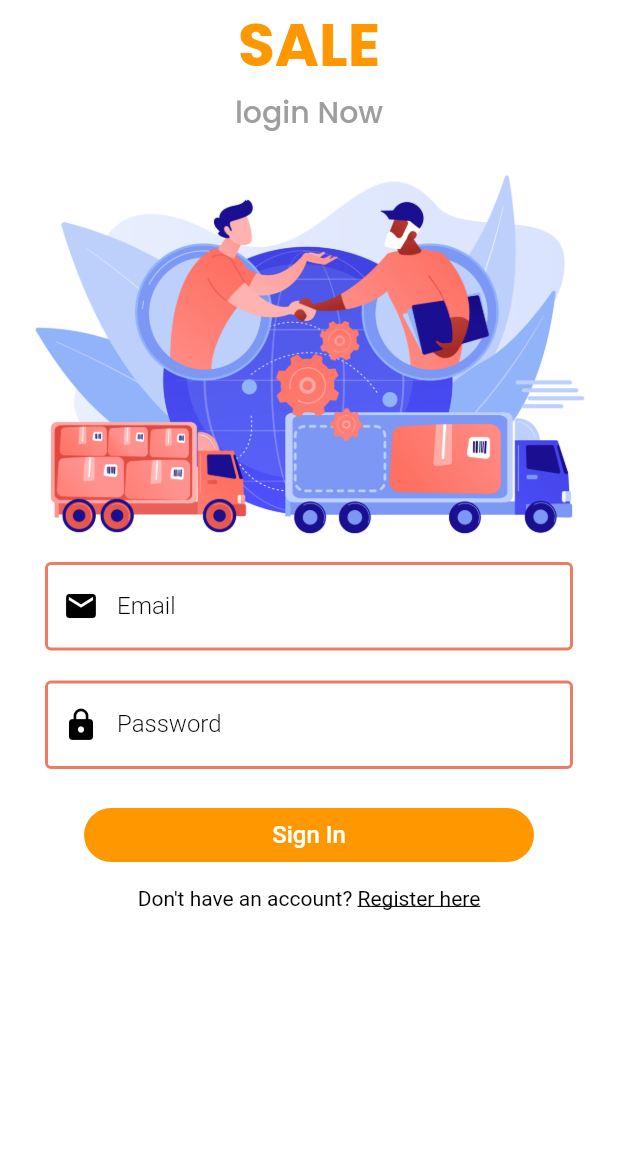
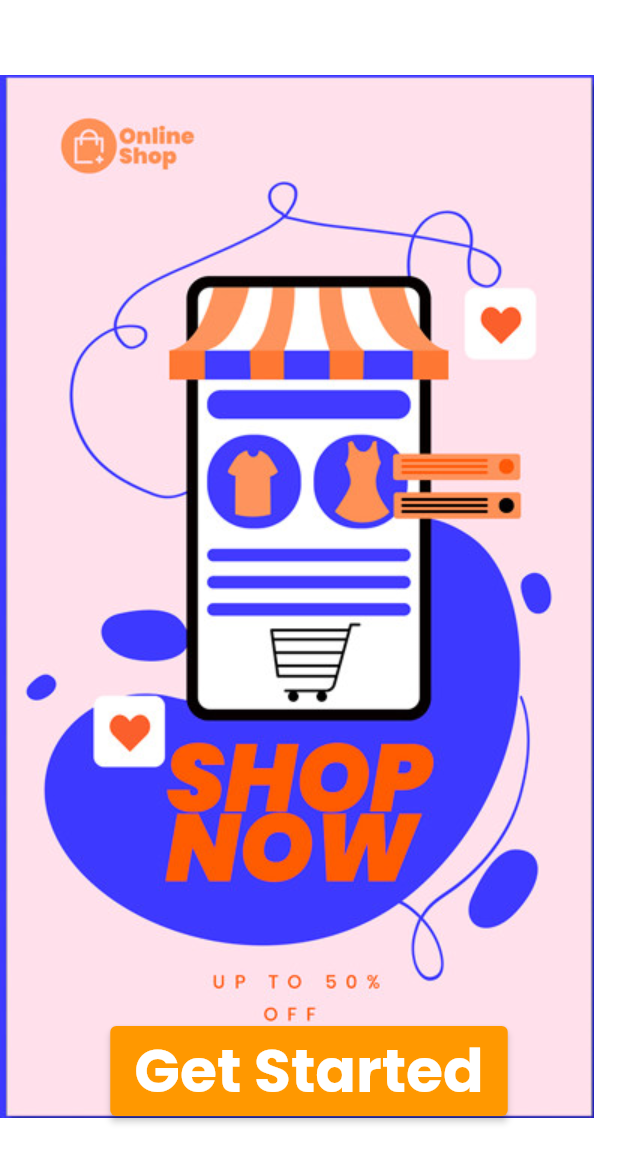
Before and after one commit to phattne/vendor-, a Flutter app: the screen it shows after launch, on a phone screen of 412 x 824 dp. Shown: the top 1163 px of the screen. Run offline on Flutter 3.47's test engine with Material 2 defaults, Android fonts, the phone set to English and light mode, and no system bars; our stand-ins replace cloud_firestore, firebase_auth, firebase_core, firebase_messaging, firebase_storage, google_fonts and 4 more; accounts and stored records are empty.

```diff
--- a/lib/main.dart
+++ b/lib/main.dart
@@ -2,17 +2,20 @@ import 'package:firebase_core/firebase_core.dart';
 import 'package:flutter/material.dart';
 import 'package:provider/provider.dart';
 import 'package:vendor/helper/helper_function.dart';
-import 'package:vendor/pages/Product_page.dart';
-import 'package:vendor/pages/add_product_page.dart';
+import 'package:vendor/pages/Page_one.dart';
+import 'package:vendor/pages/customer/Product_page.dart';
+import 'package:vendor/pages/vendor/add_product_page.dart';
 import 'package:vendor/pages/auth/login_page.dart';
-import 'package:vendor/pages/custumer/customer_page.dart';
-import 'package:vendor/pages/homepage.dart';
+import 'package:vendor/pages/customer/customer_page.dart';
+import 'package:vendor/pages/vendor/homepage.dart';
 import 'package:vendor/pages/Main_page.dart';
 import 'package:vendor/provider/controller/main_screenProvider.dart';
+import 'package:vendor/service/Notifications_firebase.dart';
 
 void main() async {
   WidgetsFlutterBinding.ensureInitialized();
   await Firebase.initializeApp();
+
   runApp(MultiProvider(providers: [
     ChangeNotifierProvider(create: (context) => MainscreenNotifier())
   ], child: const MyApp()));
@@ -54,7 +57,7 @@ class _MyAppState extends State<MyApp> {
         return MainScreen();
       }
     } else {
-      return LoginPage();
+      return PageOne();
     }
   }
 
--- /dev/null
+++ b/lib/pages/Page_one.dart
@@ -0,0 +1,51 @@
+import 'package:flutter/material.dart';
+import 'package:vendor/pages/auth/login_page.dart';
+import 'package:vendor/share/constants.dart';
+import 'package:vendor/widgets/widgets.dart';
+
+class PageOne extends StatelessWidget {
+  const PageOne({super.key});
+
+  @override
+  Widget build(BuildContext context) {
+    return Scaffold(
+      body: Stack(
+        children: [
+          Container(
+            margin: EdgeInsets.only(top: 50),
+            decoration: BoxDecoration(
+              borderRadius: BorderRadius.circular(20),
+            ),
+            child: Image.asset(
+              'assets/images/mainscreen.jpg',
+              fit: BoxFit.cover,
+            ),
+          ),
+          Column(
+            mainAxisAlignment: MainAxisAlignment.end,
+            children: [
+              Center(
+                child: Container(
+                  decoration:
+                      BoxDecoration(borderRadius: BorderRadius.circular(90)),
+                  margin: EdgeInsets.only(bottom: 80),
+                  child: ElevatedButton(
+                      style: TextButton.styleFrom(
+                        backgroundColor: Colors.orange,
+                      ),
+                      onPressed: () {
+                        nextScreen(context, LoginPage());
+                      },
+                      child: Text(
+                        'Get Started',
+                        style: Appstyle(Colors.white, 40, FontWeight.bold),
+                      )),
+                ),
+              ),
+            ],
+          )
+        ],
+      ),
+    );
+  }
+}
--- a/lib/pages/auth/login_page.dart
+++ b/lib/pages/auth/login_page.dart
@@ -5,10 +5,10 @@ import 'package:flutter/gestures.dart';
 import 'package:flutter/material.dart';
 import 'package:vendor/helper/helper_function.dart';
 import 'package:vendor/pages/Main_page.dart';
-import 'package:vendor/pages/Product_page.dart';
+import 'package:vendor/pages/customer/Product_page.dart';
 import 'package:vendor/pages/auth/register_Page.dart';
-import 'package:vendor/pages/custumer/customer_page.dart';
-import 'package:vendor/pages/homepage.dart';
+import 'package:vendor/pages/customer/customer_page.dart';
+import 'package:vendor/pages/vendor/homepage.dart';
 import 'package:vendor/service/auth_service.dart';
 import 'package:vendor/service/database_service.dart';
 import 'package:vendor/share/constants.dart';
--- a/lib/pages/auth/register_Page.dart
+++ b/lib/pages/auth/register_Page.dart
@@ -2,10 +2,10 @@ import 'package:flutter/gestures.dart';
 import 'package:flutter/material.dart';
 import 'package:vendor/helper/helper_function.dart';
 import 'package:vendor/pages/Main_page.dart';
-import 'package:vendor/pages/Product_page.dart';
+import 'package:vendor/pages/customer/Product_page.dart';
 import 'package:vendor/pages/auth/login_page.dart';
-import 'package:vendor/pages/custumer/customer_page.dart';
-import 'package:vendor/pages/homepage.dart';
+import 'package:vendor/pages/customer/customer_page.dart';
+import 'package:vendor/pages/vendor/homepage.dart';
 import 'package:vendor/service/auth_service.dart';
 import 'package:vendor/share/constants.dart';
 import 'package:vendor/widgets/widgets.dart';
--- a/lib/pages/custumer/customer_page.dart
+++ b/lib/pages/customer/customer_page.dart
@@ -3,8 +3,8 @@ import 'package:firebase_auth/firebase_auth.dart';
 import 'package:flutter/material.dart';
 import 'package:ionicons/ionicons.dart';
 import 'package:vendor/model/product_model.dart';
-import 'package:vendor/pages/custumer/person_customer_page.dart';
-import 'package:vendor/pages/custumer/product_custumer_page.dart';
+import 'package:vendor/pages/customer/person_customer_page.dart';
+import 'package:vendor/pages/customer/product_custumer_page.dart';
 
 import 'package:vendor/share/constants.dart';
 
--- a/lib/pages/add_product_page.dart
+++ b/lib/pages/vendor/add_product_page.dart
@@ -5,7 +5,7 @@ import 'package:firebase_storage/firebase_storage.dart';
 import 'package:flutter/material.dart';
 import 'package:image_picker/image_picker.dart';
 import 'package:vendor/pages/Main_page.dart';
-import 'package:vendor/pages/Product_page.dart';
+import 'package:vendor/pages/customer/Product_page.dart';
 import 'package:vendor/share/constants.dart';
 import 'package:vendor/widgets/getmyField.dart';
 import 'package:vendor/widgets/widgets.dart';
--- a/lib/pages/person_page.dart
+++ b/lib/pages/vendor/person_page.dart
@@ -1,9 +1,9 @@
 import 'package:flutter/material.dart';
 import 'package:ionicons/ionicons.dart';
 import 'package:vendor/helper/helper_function.dart';
-import 'package:vendor/pages/Status_oder_page.dart';
+import 'package:vendor/pages/vendor/Status_oder_page.dart';
 import 'package:vendor/pages/auth/login_page.dart';
-import 'package:vendor/pages/listCustomer_page.dart';
+import 'package:vendor/pages/vendor/listCustomer_page.dart';
 import 'package:vendor/service/auth_service.dart';
 import 'package:vendor/share/constants.dart';
 import 'package:vendor/widgets/widgets.dart';
--- a/lib/share/bottomNaviWidget.dart
+++ b/lib/share/bottomNaviWidget.dart
@@ -20,7 +20,7 @@ class BottomNaviWidget extends StatelessWidget {
         width: 36,
         child: Icon(
           icon,
-          color: selected ? Colors.orange : Colors.white,
+          color: selected ? Colors.orange : Colors.black,
         ),
       ),
     );
--- a/pubspec.yaml
+++ b/pubspec.yaml
@@ -46,6 +46,7 @@ dependencies:
   firebase_database: ^10.2.3
   ionicons: ^0.2.2
   smooth_page_indicator: ^1.1.0
+  firebase_messaging: ^14.6.5
 
 dev_dependencies:
   flutter_test:
```
Also changed, not shown: lib/pages/Main_page.dart (+5 -5 lines), lib/pages/customer/Product_page.dart (renamed from lib/pages/Product_page.dart, +7 -4 lines), lib/pages/customer/product_custumer_page.dart (renamed from lib/pages/custumer/product_custumer_page.dart, +16 -2 lines), lib/service/Notifications_firebase.dart (added, +33 -0 lines), assets/images/mainscreen.jpg (added), lib/pages/customer/person_customer_page.dart (renamed from lib/pages/custumer/person_customer_page.dart), lib/pages/vendor/Oder_page.dart (renamed from lib/pages/oder_page.dart), lib/pages/vendor/Status_oder_page.dart (renamed from lib/pages/Status_oder_page.dart), lib/pages/vendor/homepage.dart (renamed from lib/pages/homepage.dart), lib/pages/vendor/listCustomer_page.dart (renamed from lib/pages/listCustomer_page.dart), pubspec.lock, 1 other file.
